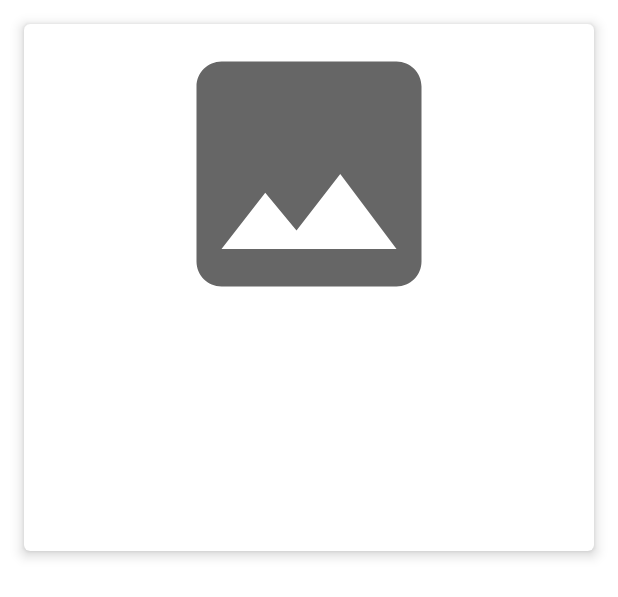
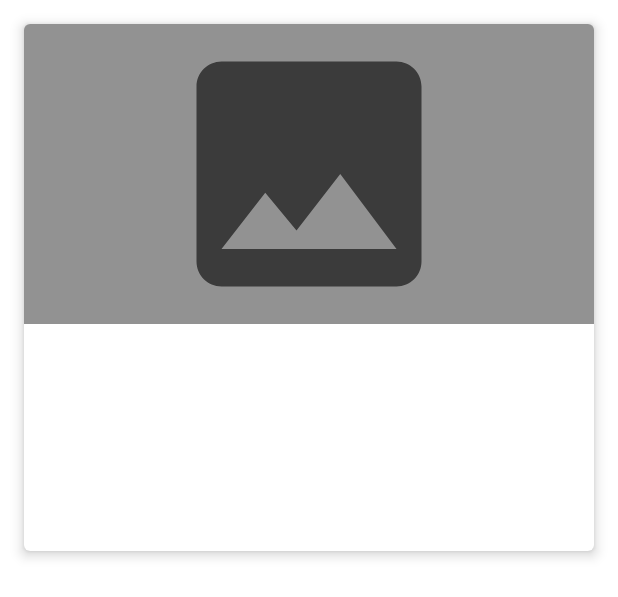
Before and after one commit to Fpoittevin/RealEstateManager, an Android app: the layout recycler_view_property_item.xml on its own in the app's theme, with its tools: preview values and no code run, on a phone screen of 412 x 824 dp. Shown: the top 597 px of the screen. Run offline under Robolectric (Android 15) with nearby library versions, the phone set to English and light mode, and no system bars.

Commit message:
add filter on picture in recycler view when properties are sold

```diff
--- a/app/src/main/java/com/ocr/francois/realestatemanager/ui/propertiesList/PropertyViewHolder.kt
+++ b/app/src/main/java/com/ocr/francois/realestatemanager/ui/propertiesList/PropertyViewHolder.kt
@@ -20,7 +20,8 @@ class PropertyViewHolder(itemView: View) : RecyclerView.ViewHolder(itemView) {
             propertyWithPhotos.property.saleTimestamp?.let {
                 recyclerViewPropertyItemSoldTextView.text = "sold"
             } ?: run {
-                recyclerViewPropertyItemSoldTextView.text = ""
+                recyclerViewPropertyItemSoldTextView.visibility = View.GONE
+                recyclerViewPropertyItemSoldFilterView.visibility = View.GONE
             }
 
             propertyWithPhotos.property.formattedPrice?.let {
--- a/app/src/main/java/com/ocr/francois/realestatemanager/ui/settings/SettingsActivity.kt
+++ b/app/src/main/java/com/ocr/francois/realestatemanager/ui/settings/SettingsActivity.kt
@@ -2,7 +2,6 @@ package com.ocr.francois.realestatemanager.ui.settings
 
 import android.content.SharedPreferences
 import android.os.Bundle
-import android.util.Log
 import android.view.MenuItem
 import androidx.activity.viewModels
 import com.ocr.francois.realestatemanager.R
@@ -10,8 +9,6 @@ import com.ocr.francois.realestatemanager.databinding.ActivitySettingsBinding
 import com.ocr.francois.realestatemanager.injection.Injection
 import com.ocr.francois.realestatemanager.ui.base.BaseActivity
 import com.ocr.francois.realestatemanager.utils.Currency
-import kotlinx.android.synthetic.main.activity_property_details.*
-import kotlinx.android.synthetic.main.activity_property_details.activity_property_details_toolbar
 import kotlinx.android.synthetic.main.activity_settings.*
 
 class SettingsActivity : BaseActivity() {
--- a/app/src/main/res/layout/recycler_view_property_item.xml
+++ b/app/src/main/res/layout/recycler_view_property_item.xml
@@ -13,25 +13,35 @@
 
         <androidx.constraintlayout.widget.ConstraintLayout
             android:layout_width="match_parent"
-            android:layout_height="wrap_content">
+            android:layout_height="200dp">
 
-            <ImageView
-                android:id="@+id/recycler_view_property_item_photo_image_view"
+            <RelativeLayout
                 android:layout_width="match_parent"
-                android:layout_height="200dp"
-                android:contentDescription="@string/property_photo_content_description"
-                android:src="@drawable/ic_baseline_photo_24"
-                app:layout_constraintStart_toStartOf="parent"
-                app:layout_constraintTop_toTopOf="parent" />
+                android:layout_height="match_parent">
+
+                <ImageView
+                    android:id="@+id/recycler_view_property_item_photo_image_view"
+                    android:layout_width="match_parent"
+                    android:layout_height="match_parent"
+                    android:contentDescription="@string/property_photo_content_description"
+                    android:src="@drawable/ic_baseline_photo_24" />
+
+                <View
+                    android:id="@+id/recycler_view_property_item_sold_filter_view"
+                    android:layout_width="match_parent"
+                    android:layout_height="match_parent"
+                    android:background="@color/blackOpacity" />
+
+            </RelativeLayout>
 
             <TextView
                 android:id="@+id/recycler_view_property_item_sold_text_view"
+                style="@style/Title6Style"
                 android:layout_width="wrap_content"
                 android:layout_height="wrap_content"
-                style="@style/Title6Style"
                 app:elevation="8dp"
-                app:layout_constraintEnd_toEndOf="@+id/recycler_view_property_item_photo_image_view"
-                app:layout_constraintTop_toTopOf="@+id/recycler_view_property_item_photo_image_view" />
+                app:layout_constraintEnd_toEndOf="parent"
+                app:layout_constraintTop_toTopOf="parent" />
 
         </androidx.constraintlayout.widget.ConstraintLayout>
 
--- a/app/src/main/res/values/colors.xml
+++ b/app/src/main/res/values/colors.xml
@@ -8,5 +8,5 @@
     <color name="secondaryDarkColor">#0081cb</color>
     <color name="primaryTextColor">#ffffff</color>
     <color name="secondaryTextColor">#000000</color>
-    <color name="blackOpacity">#B2000000</color>
+    <color name="blackOpacity">#6D000000</color>
 </resources>
```
Also changed, not shown: app/src/main/java/com/ocr/francois/realestatemanager/ui/propertyForm/PropertyFormFragment.kt (+7 -6 lines), app/src/main/res/layout/fragment_property_form.xml (+8 -0 lines).
